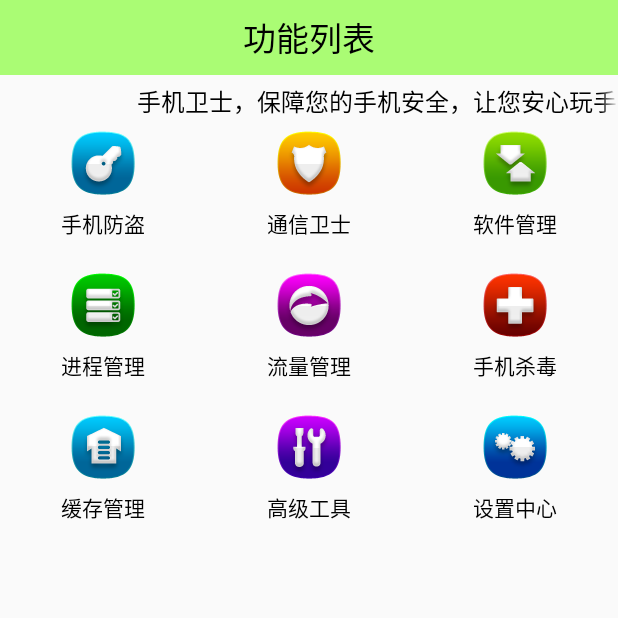
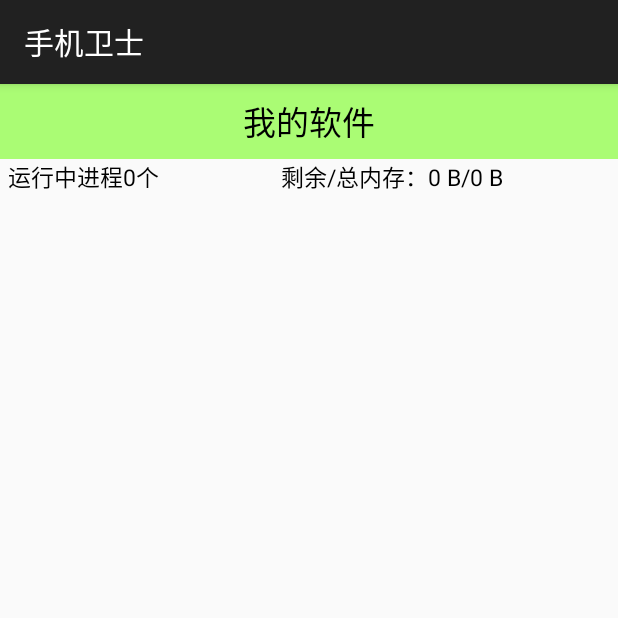
Before and after one commit to PhychoLee/MobileSafe, an Android app: the screen it shows after launch (HomeActivity before the commit, TaskManagerActivity after it), after a tap on "进程管理", on a phone screen of 412 x 824 dp, the top half of it. Run offline under Robolectric (Android 15) with nearby library versions, the phone set to English and light mode, and no system bars; 3 other taps on this screen came first.

Commit message:
1.快捷图标 2.进程信息(未完成)

```diff
--- a/app/src/main/AndroidManifest.xml
+++ b/app/src/main/AndroidManifest.xml
@@ -29,6 +29,8 @@
     <uses-permission android:name="android.permission.WRITE_SMS" />
     <uses-permission android:name="android.permission.READ_SMS" />
 
+
+    <android:uses-permission android:name="android.permission.READ_EXTERNAL_STORAGE" />
 
     <application
         android:allowBackup="true"
@@ -92,7 +94,8 @@
             android:enabled="true"
             android:exported="true" />
 
-        <activity android:name=".activity.AppManagerActivity"></activity>
+        <activity android:name=".activity.AppManagerActivity" />
+        <activity android:name=".activity.TaskManagerActivity"></activity>
     </application>
 
 </manifest>
--- a/app/src/main/java/com/llf/mobilesafe/activity/HomeActivity.java
+++ b/app/src/main/java/com/llf/mobilesafe/activity/HomeActivity.java
@@ -65,6 +65,11 @@ public class HomeActivity extends Activity {
                         //软件管理
                         startActivity(new Intent(HomeActivity.this,
                                AppManagerActivity.class));
+                        break;
+                    case 3:
+                        //软件管理
+                        startActivity(new Intent(HomeActivity.this,
+                              TaskManagerActivity.class));
                         break;
                     case 7:
                         //高级工具
--- /dev/null
+++ b/app/src/main/java/com/llf/mobilesafe/activity/TaskManagerActivity.java
@@ -0,0 +1,47 @@
+package com.llf.mobilesafe.activity;
+
+import android.app.ActivityManager;
+import android.support.v7.app.AppCompatActivity;
+import android.os.Bundle;
+import android.text.format.Formatter;
+import android.widget.TextView;
+
+import com.llf.mobilesafe.R;
+
+import java.util.List;
+
+public class TaskManagerActivity extends AppCompatActivity {
+
+    private TextView tv_task_count;
+    private TextView tv_memory;
+
+    @Override
+    protected void onCreate(Bundle savedInstanceState) {
+        super.onCreate(savedInstanceState);
+        setContentView(R.layout.activity_task_manager);
+
+        initUI();
+        initData();
+    }
+
+    private void initData() {
+        ActivityManager activityManager = (ActivityManager) getSystemService(ACTIVITY_SERVICE);
+        //得到应用进程
+        List<ActivityManager.AppTask> appTasks = activityManager.getAppTasks();
+
+        ActivityManager.MemoryInfo outInfo = new ActivityManager.MemoryInfo();
+        activityManager.getMemoryInfo(outInfo);
+        //剩余内存
+        long availMem = outInfo.availMem;
+        //总内存
+        long totalMem = outInfo.totalMem;
+
+        tv_task_count.setText("运行中进程"+appTasks.size()+"个");
+        tv_memory.setText("剩余/总内存："+ Formatter.formatFileSize(this, availMem) + "/" + Formatter.formatFileSize(this, totalMem));
+    }
+
+    private void initUI() {
+        tv_task_count = (TextView) findViewById(R.id.tv_task_count);
+        tv_memory = (TextView) findViewById(R.id.tv_memory);
+    }
+}
--- a/app/src/main/java/com/llf/mobilesafe/utils/SMSUtils.java
+++ b/app/src/main/java/com/llf/mobilesafe/utils/SMSUtils.java
@@ -69,7 +69,10 @@ public class SMSUtils {
                     serializer.endTag(null, "date");
 
                     serializer.startTag(null, "body");
-                    serializer.text(cursor.getString(cursor.getColumnIndex("body")));
+                    String body = cursor.getString(cursor.getColumnIndex("body"));
+                    //加密
+                    String encryptBody = CryptoUtils.encrypt("messageEncrypt", body);
+                    serializer.text(encryptBody);
                     serializer.endTag(null, "body");
 
                     serializer.endTag(null, "sms");
--- /dev/null
+++ b/app/src/main/res/layout/activity_task_manager.xml
@@ -0,0 +1,44 @@
+<?xml version="1.0" encoding="utf-8"?>
+<LinearLayout xmlns:android="http://schemas.android.com/apk/res/android"
+    xmlns:tools="http://schemas.android.com/tools"
+    android:layout_width="match_parent"
+    android:layout_height="match_parent"
+    android:orientation="vertical">
+
+    <TextView
+        style="@style/TitleBar"
+        android:text="我的软件"
+        />
+
+    <LinearLayout
+        android:layout_width="match_parent"
+        android:layout_height="wrap_content"
+        android:orientation="horizontal">
+        <TextView
+            android:id="@+id/tv_task_count"
+            android:layout_width="wrap_content"
+            android:layout_height="wrap_content"
+            android:paddingLeft="5dp"
+            android:textSize="15sp"
+            android:textColor="@color/black"
+            android:text="运行中进程6个"
+            android:layout_weight="1"
+            />
+        <TextView
+            android:id="@+id/tv_memory"
+            android:layout_width="wrap_content"
+            android:layout_height="wrap_content"
+            android:paddingLeft="5dp"
+            android:textSize="15sp"
+            android:textColor="@color/black"
+            android:text="剩余/总内存："
+            android:layout_weight="1"
+            />
+    </LinearLayout>
+
+    <include
+        android:id="@+id/list_task"
+        layout="@layout/list_view"
+        ></include>
+
+</LinearLayout>
```
Also changed, not shown: app/src/main/java/com/llf/mobilesafe/activity/SplashActivity.java (+21 -0 lines), app/src/main/java/com/llf/mobilesafe/utils/CryptoUtils.java (added, +69 -0 lines).
